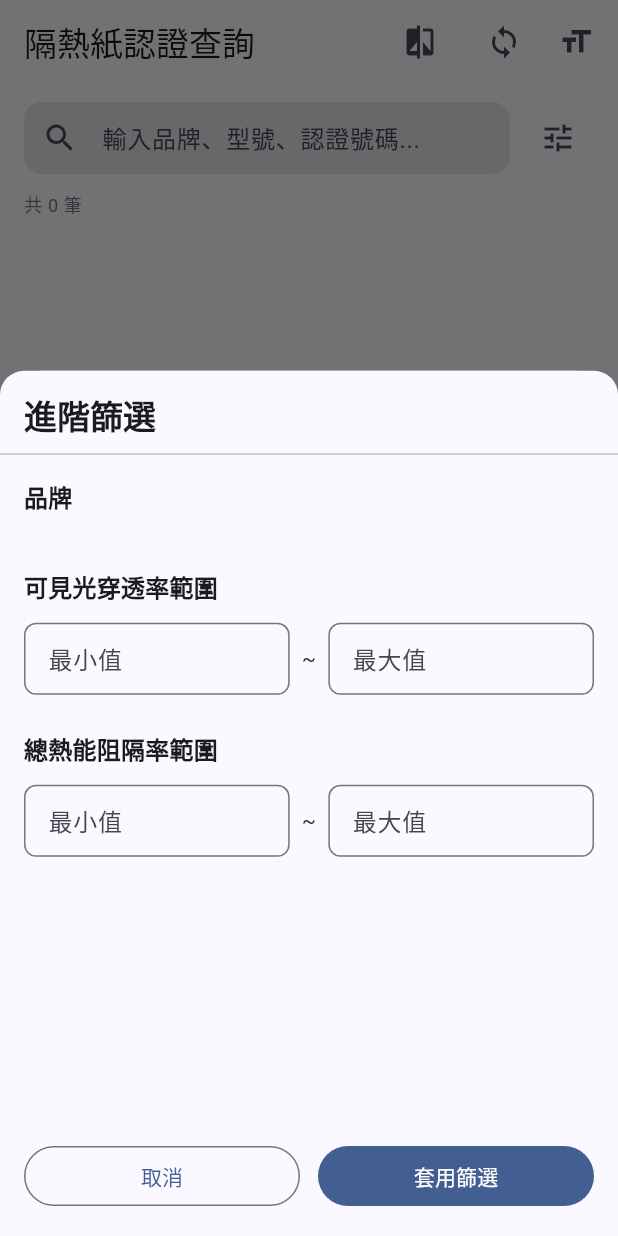
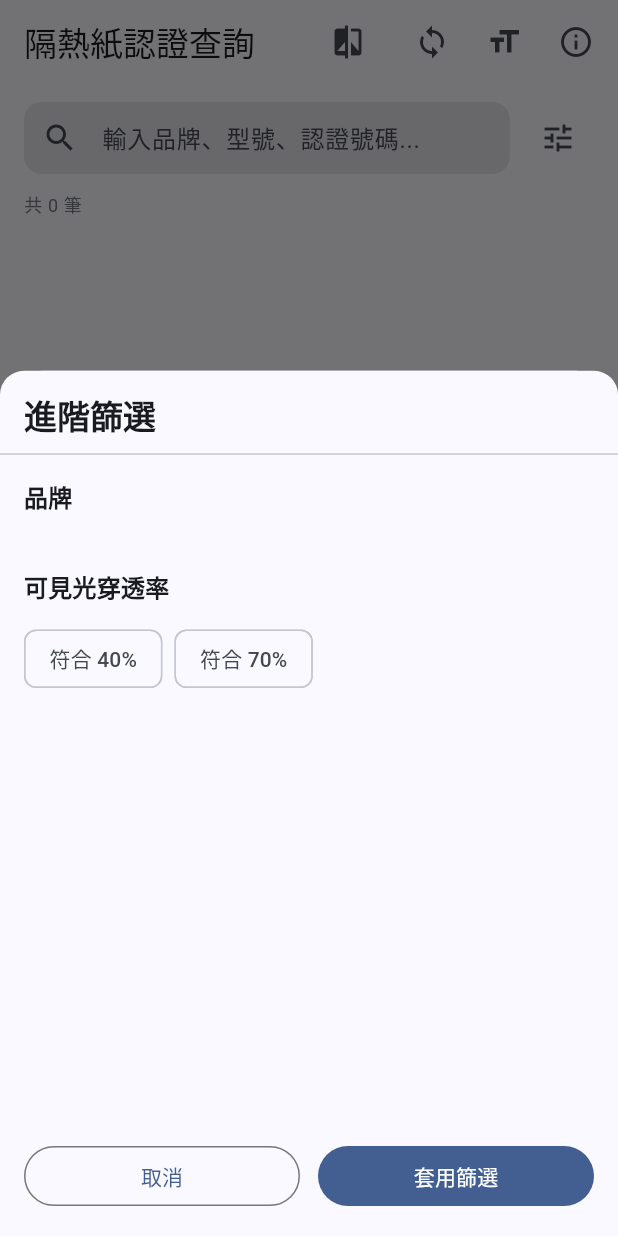
Before and after one commit to jeffLGK/Insulating-paper, a Flutter app: the screen it shows after launch, after a tap on the "tune" icon, on a phone screen of 412 x 824 dp. Run offline on Flutter 3.47's test engine with Material 3 defaults, Android fonts, the phone set to English and light mode, and no system bars; our stand-ins replace cached_network_image, camera, flutter_local_notifications, flutter_riverpod, image_cropper, image_picker and 5 more; missing offline and left inert: google_mlkit_text_recognition, workmanager; accounts and stored records are empty; network calls fail; statements that could not run were skipped.

Commit message:
feat(search,home): 進階篩選簡化為 VSCC 兩級標準 + 首頁加入「關於」按鈕
- 進階篩選移除「總熱能阻隔率範圍」與「可見光最小/最大值」，改為兩個 chip：「符合 40%」「符合 70%」（對應 VSCC 認證唯二標準）
- 抽出 showAppInfoDialog，搜尋頁 AppBar 新增資訊按鈕，可隨時查看 App 版本與最新資料更新時間
- 同步 kAppVersion → 1.0.3、kAppBuildDate → 2026-04-29

Co-Authored-By: Claude Opus 4.7 <noreply@anthropic.com>

```diff
--- a/Downloads/Insulating-paper/tint_app/lib/core/app_info.dart
+++ b/Downloads/Insulating-paper/tint_app/lib/core/app_info.dart
@@ -2,5 +2,5 @@
 //
 // 每次打包前需與 pubspec.yaml 的 version 同步更新
 
-const String kAppVersion = '1.0.1';
-const String kAppBuildDate = '2026-04-23';
+const String kAppVersion = '1.0.3';
+const String kAppBuildDate = '2026-04-29';
--- a/Downloads/Insulating-paper/tint_app/lib/features/home/home_screen.dart
+++ b/Downloads/Insulating-paper/tint_app/lib/features/home/home_screen.dart
@@ -155,87 +155,10 @@ class _HomeScreenState extends ConsumerState<HomeScreen> {
   }
 
   Future<void> _showStartupInfo() async {
-    final count = await AppDatabase.instance.getProductCount();
-    final prefs = await SharedPreferences.getInstance();
-    final lastSyncStr = prefs.getString(kPrefLastSync);
-    final lastSync =
-        lastSyncStr != null ? DateTime.tryParse(lastSyncStr) : null;
-
     if (!mounted) return;
-
-    showDialog(
-      context: context,
-      builder: (ctx) => AlertDialog(
-        title: const Row(
-          children: [
-            Icon(Icons.shield_outlined),
-            SizedBox(width: 8),
-            Text('認證隔熱紙查尋'),
-          ],
-        ),
-        content: Column(
-          mainAxisSize: MainAxisSize.min,
-          crossAxisAlignment: CrossAxisAlignment.start,
-          children: [
-            Row(
-              children: [
-                const Icon(Icons.storage_outlined,
-                    size: 18, color: Colors.blueGrey),
-                const SizedBox(width: 8),
-                Text('目前資料筆數：$count 筆',
-                    style: const TextStyle(fontSize: 15)),
-              ],
-            ),
-            const SizedBox(height: 10),
-            Row(
-              children: [
-                const Icon(Icons.calendar_today_outlined,
-                    size: 18, color: Colors.blueGrey),
-                const SizedBox(width: 8),
-                Text(
-                  lastSync != null
-                      ? '安審發布時間：${DateFormat('yyyy-MM-dd HH:mm').format(lastSync)}'
-                      : '安審發布時間：尚未同步',
-                  style: const TextStyle(fontSize: 15),
-                ),
-              ],
-            ),
-            const SizedBox(height: 10),
-            Row(
-              children: [
-                const Icon(Icons.info_outline,
-                    size: 18, color: Colors.blueGrey),
-                const SizedBox(width: 8),
-                Text(
-                  'App 版本：v$kAppVersion ($kAppBuildDate)',
-                  style: const TextStyle(fontSize: 15),
-                ),
-              ],
-            ),
-          ],
-        ),
-        actions: [
-          TextButton.icon(
-            onPressed: () {
-              Navigator.pop(ctx);
-              showFontScaleSheet(context);
-            },
-            icon: const Icon(Icons.format_size, size: 18),
-            label: const Text('字體大小'),
-          ),
-          TextButton(
-            onPressed: () {
-              Navigator.pop(ctx);
-              _showImageStats(context);
-            },
-            child: const Text('圖片統計'),
-          ),
-          TextButton(
-            onPressed: () => Navigator.pop(ctx),
-            child: const Text('確定'),
-          ),
-        ],
-      ),
+    await showAppInfoDialog(
+      context,
+      onShowImageStats: () => _showImageStats(context),
     );
   }
 
@@ -285,6 +208,99 @@ class _HomeScreenState extends ConsumerState<HomeScreen> {
   }
 }
 
+// ── 關於 / App 資訊對話框 ────────────────────────────────────────────
+//
+// 顯示：App 版本與打包日期、目前資料筆數、最近一次資料同步時間。
+// 從首頁啟動時自動彈出一次，亦提供搜尋頁的「關於」按鈕呼叫。
+Future<void> showAppInfoDialog(
+  BuildContext context, {
+  VoidCallback? onShowImageStats,
+}) async {
+  final count = await AppDatabase.instance.getProductCount();
+  final prefs = await SharedPreferences.getInstance();
+  final lastSyncStr = prefs.getString(kPrefLastSync);
+  final lastSync =
+      lastSyncStr != null ? DateTime.tryParse(lastSyncStr) : null;
+
+  if (!context.mounted) return;
+
+  await showDialog(
+    context: context,
+    builder: (ctx) => AlertDialog(
+      title: const Row(
+        children: [
+          Icon(Icons.shield_outlined),
+          SizedBox(width: 8),
+          Text('認證隔熱紙查尋'),
+        ],
+      ),
+      content: Column(
+        mainAxisSize: MainAxisSize.min,
+        crossAxisAlignment: CrossAxisAlignment.start,
+        children: [
+          Row(
+            children: [
+              const Icon(Icons.storage_outlined,
+                  size: 18, color: Colors.blueGrey),
+              const SizedBox(width: 8),
+              Text('目前資料筆數：$count 筆',
+                  style: const TextStyle(fontSize: 15)),
+            ],
+          ),
+          const SizedBox(height: 10),
+          Row(
+            children: [
+              const Icon(Icons.calendar_today_outlined,
+                  size: 18, color: Colors.blueGrey),
+              const SizedBox(width: 8),
+              Text(
+                lastSync != null
+                    ? '最新資料更新：${DateFormat('yyyy-MM-dd HH:mm').format(lastSync)}'
+                    : '最新資料更新：尚未同步',
+                style: const TextStyle(fontSize: 15),
+              ),
+            ],
+          ),
+          const SizedBox(height: 10),
+          Row(
+            children: [
+              const Icon(Icons.info_outline,
+                  size: 18, color: Colors.blueGrey),
+              const SizedBox(width: 8),
+              Text(
+                'App 版本：v$kAppVersion ($kAppBuildDate)',
+                style: const TextStyle(fontSize: 15),
+              ),
+            ],
+          ),
+        ],
+      ),
+      actions: [
+        TextButton.icon(
+          onPressed: () {
+            Navigator.pop(ctx);
+            showFontScaleSheet(context);
+          },
+          icon: const Icon(Icons.format_size, size: 18),
+          label: const Text('字體大小'),
+        ),
+        if (onShowImageStats != null)
+          TextButton(
+            onPressed: () {
+              Navigator.pop(ctx);
+              onShowImageStats();
+            },
+            child: const Text('圖片統計'),
+          ),
+        TextButton(
+          onPressed: () => Navigator.pop(ctx),
+          child: const Text('確定'),
+        ),
+      ],
+    ),
+  );
+}
+
 // ── 統計列 ──────────────────────────────────────────────────────────
 
 class _StatRow extends StatelessWidget {
--- a/Downloads/Insulating-paper/tint_app/lib/features/search/advanced_filters_sheet.dart
+++ b/Downloads/Insulating-paper/tint_app/lib/features/search/advanced_filters_sheet.dart
@@ -68,25 +68,9 @@ class AdvancedFiltersSheet extends ConsumerWidget {
                   ),
                   const SizedBox(height: 24),
 
-                  // 可見光範圍
-                  _RangeFilter(
-                    title: '可見光穿透率範圍',
-                    minValue: filterState.minVisibleLight,
-                    maxValue: filterState.maxVisibleLight,
-                    onChanged: (min, max) {
-                      ref.read(advancedFiltersProvider.notifier).setVisibleLightRange(min, max);
-                    },
-                  ),
-                  const SizedBox(height: 24),
-
-                  // 隔熱範圍
-                  _RangeFilter(
-                    title: '總熱能阻隔率範圍',
-                    minValue: filterState.minHeatRejection,
-                    maxValue: filterState.maxHeatRejection,
-                    onChanged: (min, max) {
-                      ref.read(advancedFiltersProvider.notifier).setHeatRejectionRange(min, max);
-                    },
+                  // 可見光穿透率：兩級標準
+                  _VisibleLightStandardFilter(
+                    selected: filterState.visibleLightStandards,
                   ),
                 ],
               ),
@@ -163,92 +147,42 @@ class _BrandFilter extends ConsumerWidget {
   }
 }
 
-class _RangeFilter extends StatefulWidget {
-  final String title;
-  final String? minValue;
-  final String? maxValue;
-  final Function(String?, String?) onChanged;
+class _VisibleLightStandardFilter extends ConsumerWidget {
+  final Set<VisibleLightStandard> selected;
 
-  const _RangeFilter({
-    required this.title,
-    required this.minValue,
-    required this.maxValue,
-    required this.onChanged,
-  });
+  const _VisibleLightStandardFilter({required this.selected});
 
   @override
-  State<_RangeFilter> createState() => _RangeFilterState();
-}
-
-class _RangeFilterState extends State<_RangeFilter> {
-  late final TextEditingController _minController;
-  late final TextEditingController _maxController;
-
-  @override
-  void initState() {
-    super.initState();
-    _minController = TextEditingController(text: widget.minValue ?? '');
-    _maxController = TextEditingController(text: widget.maxValue ?? '');
-  }
-
-  @override
-  void dispose() {
-    _minController.dispose();
-    _maxController.dispose();
-    super.dispose();
-  }
-
-  void _updateRange() {
-    widget.onChanged(
-      _minController.text.isEmpty ? null : _minController.text,
-      _maxController.text.isEmpty ? null : _maxController.text,
-    );
-  }
-
-  @override
-  Widget build(BuildContext context) {
+  Widget build(BuildContext context, WidgetRef ref) {
     return Column(
       crossAxisAlignment: CrossAxisAlignment.start,
       children: [
         Text(
-          widget.title,
+          '可見光穿透率',
           style: Theme.of(context).textTheme.titleMedium?.copyWith(
                 fontWeight: FontWeight.w600,
               ),
         ),
         const SizedBox(height: 12),
-        Row(
+        Wrap(
+          spacing: 8,
+          runSpacing: 8,
           children: [
-            Expanded(
-              child: TextField(
-                controller: _minController,
-                keyboardType: TextInputType.number,
-                decoration: InputDecoration(
-                  hintText: '最小值',
-                  contentPadding: const EdgeInsets.symmetric(horizontal: 12, vertical: 10),
-                  border: OutlineInputBorder(
-                    borderRadius: BorderRadius.circular(8),
-                  ),
-                ),
-                onChanged: (_) => _updateRange(),
-              ),
+            FilterChip(
+              selected: selected.contains(VisibleLightStandard.pct40),
+              label: const Text('符合 40%'),
+              onSelected: (_) {
+                ref.read(advancedFiltersProvider.notifier)
+                    .toggleVisibleLightStandard(VisibleLightStandard.pct40);
+              },
             ),
-            const SizedBox(width: 8),
-            const Text('~'),
-            const SizedBox(width: 8),
-            Expanded(
-              child: TextField(
-                controller: _maxController,
-                keyboardType: TextInputType.number,
-                decoration: InputDecoration(
-                  hintText: '最大值',
-                  contentPadding: const EdgeInsets.symmetric(horizontal: 12, vertical: 10),
-                  border: OutlineInputBorder(
-                    borderRadius: BorderRadius.circular(8),
-                  ),
-                ),
-                onChanged: (_) => _updateRange(),
-              ),
+            FilterChip(
+              selected: selected.contains(VisibleLightStandard.pct70),
+              label: const Text('符合 70%'),
+              onSelected: (_) {
+                ref.read(advancedFiltersProvider.notifier)
+                    .toggleVisibleLightStandard(VisibleLightStandard.pct70);
+              },
             ),
           ],
         ),
--- a/Downloads/Insulating-paper/tint_app/lib/features/search/search_screen.dart
+++ b/Downloads/Insulating-paper/tint_app/lib/features/search/search_screen.dart
@@ -17,6 +17,7 @@ import '../comparison/comparison_screen.dart';
 import 'advanced_filters_providers.dart';
 import 'advanced_filters_sheet.dart';
 import '../settings/font_scale_sheet.dart';
+import '../home/home_screen.dart' show showAppInfoDialog;
 import '../../core/font_scale.dart';
 import '../../core/database/app_database.dart';
 import '../../data/models/tint_product.dart';
@@ -100,6 +101,12 @@ class _SearchScreenState extends ConsumerState<SearchScreen> {
             tooltip: '字體大小',
             icon: const Icon(Icons.format_size),
             onPressed: () => showFontScaleSheet(context),
+          ),
+          // 關於：App 版本與最新資料更新時間
+          IconButton(
+            tooltip: '關於',
+            icon: const Icon(Icons.info_outline),
+            onPressed: () => showAppInfoDialog(context),
           ),
           const SizedBox(width: 4),
         ],
```
Also changed, not shown: Downloads/Insulating-paper/tint_app/lib/features/search/advanced_filters_providers.dart (+21 -35 lines), Downloads/Insulating-paper/tint_app/lib/features/search/search_providers.dart (+12 -25 lines).
